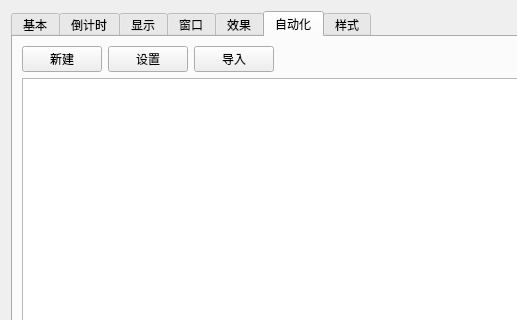
This is UISource/profile_config_ui.ui in HelloWRC/W-DesktopCountdown as Qt 5 draws it before an edit; both pictures show x 0 to 517 and y 0 to 320 of the 613 by 668 pixel window. The edited form follows.
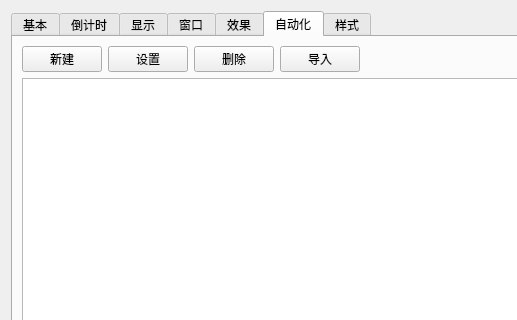
This is the edited form. The open tabs and pages were chosen to show the change. Icons and pictures are not drawn.

```diff
--- a/UISource/profile_config_ui.ui
+++ b/UISource/profile_config_ui.ui
@@ -492,6 +492,13 @@
            </property>
           </widget>
          </item>
+         <item>
+          <widget class="QPushButton" name="btn_rm_action">
+           <property name="text">
+            <string>删除</string>
+           </property>
+          </widget>
+         </item>
          <item>
           <widget class="QPushButton" name="btn_import_action">
            <property name="text">
```
Left out of the diff: 6 changed lines with no effect on the pictures.
